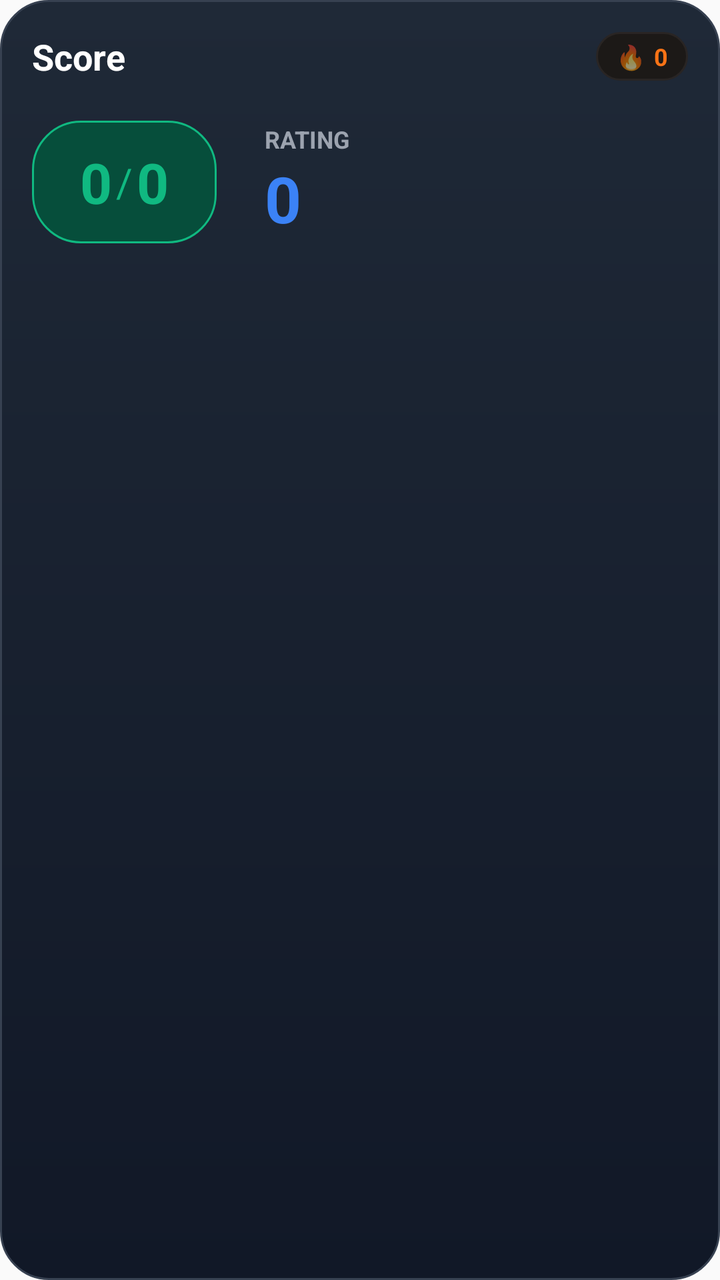
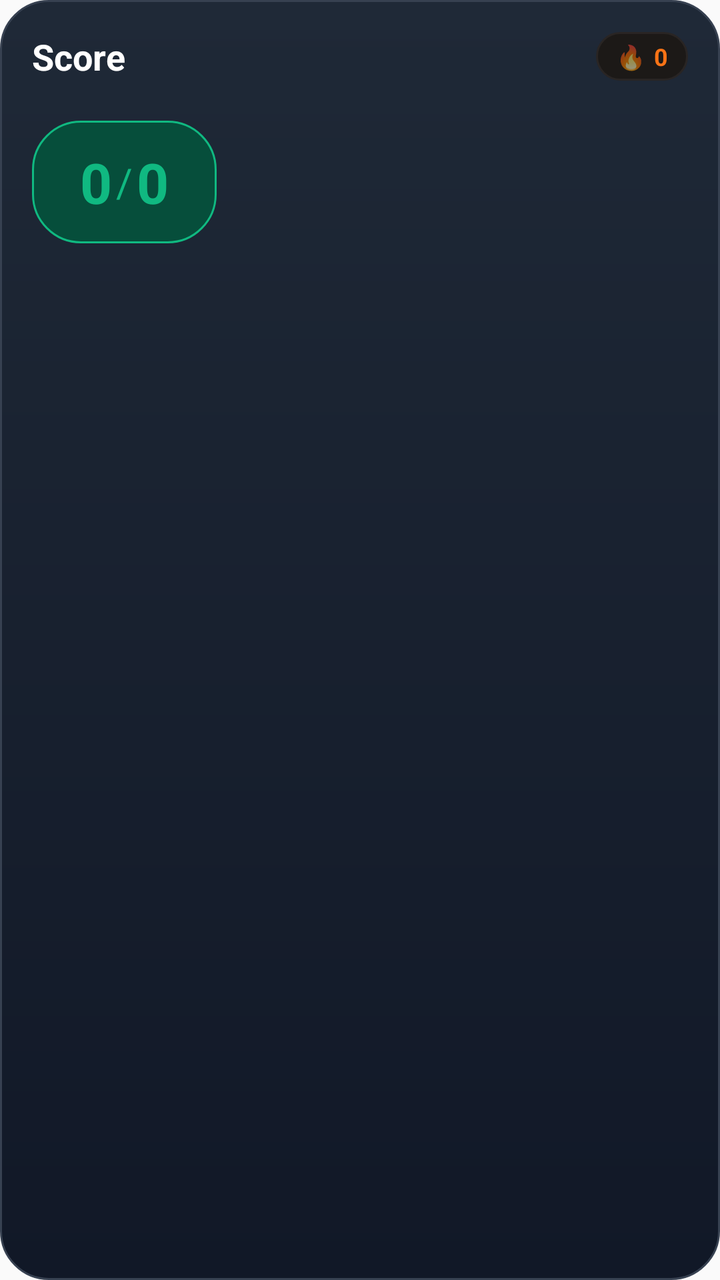

Screens rendered from an Android XML layout before and after an edit, with the pre-edit source and the edit as a unified diff.
<!-- AndroidManifest.xml: application theme AppTheme -->
<!-- res/layout/widget_score.xml -->
<?xml version="1.0" encoding="utf-8"?>
<LinearLayout xmlns:android="http://schemas.android.com/apk/res/android"
    android:id="@+id/score_widget_root"
    android:layout_width="match_parent"
    android:layout_height="match_parent"
    android:orientation="vertical"
    android:background="@drawable/widget_background"
    android:padding="16dp">

    
    <LinearLayout
        android:layout_width="match_parent"
        android:layout_height="wrap_content"
        android:orientation="horizontal"
        android:gravity="center_vertical"
        android:layout_marginBottom="20dp">

        <TextView
            android:id="@+id/score_widget_title"
            android:layout_width="0dp"
            android:layout_height="wrap_content"
            android:layout_weight="1"
            android:text="Score"
            android:textColor="#FFFFFF"
            android:textSize="18sp"
            android:textStyle="bold" />

        <LinearLayout
            android:id="@+id/streak_badge"
            android:layout_width="wrap_content"
            android:layout_height="wrap_content"
            android:orientation="horizontal"
            android:background="@drawable/streak_badge_bg"
            android:paddingStart="10dp"
            android:paddingEnd="10dp"
            android:paddingTop="4dp"
            android:paddingBottom="4dp"
            android:gravity="center_vertical">
            <TextView
                android:layout_width="wrap_content"
                android:layout_height="wrap_content"
                android:text="🔥"
                android:textSize="12sp" />
            <TextView
                android:id="@+id/streak_text"
                android:layout_width="wrap_content"
                android:layout_height="wrap_content"
                android:text="0"
                android:textColor="#F97316"
                android:textSize="12sp"
                android:textStyle="bold"
                android:layout_marginStart="4dp" />
        </LinearLayout>
    </LinearLayout>

    
    <LinearLayout
        android:layout_width="match_parent"
        android:layout_height="wrap_content"
        android:orientation="horizontal"
        android:gravity="center_vertical">

        
        <LinearLayout
            android:layout_width="wrap_content"
            android:layout_height="wrap_content"
            android:background="@drawable/pill_background"
            android:paddingStart="24dp"
            android:paddingEnd="24dp"
            android:paddingTop="12dp"
            android:paddingBottom="12dp"
            android:gravity="center"
            android:orientation="horizontal">
            <TextView
                android:id="@+id/completed_count"
                android:layout_width="wrap_content"
                android:layout_height="wrap_content"
                android:text="0"
                android:textColor="#10B981"
                android:textSize="28sp"
                android:textStyle="bold" />
            <TextView
                android:layout_width="wrap_content"
                android:layout_height="wrap_content"
                android:text="/"
                android:textColor="#10B981"
                android:textSize="20sp"
                android:layout_marginStart="2dp"
                android:layout_marginEnd="2dp" />
            <TextView
                android:id="@+id/total_count"
                android:layout_width="wrap_content"
                android:layout_height="wrap_content"
                android:text="0"
                android:textColor="#10B981"
                android:textSize="28sp"
                android:textStyle="bold" />
        </LinearLayout>

        
        <LinearLayout
            android:layout_width="wrap_content"
            android:layout_height="wrap_content"
            android:orientation="vertical"
            android:layout_marginStart="24dp">
            <TextView
                android:layout_width="wrap_content"
                android:layout_height="wrap_content"
                android:text="RATING"
                android:textColor="#9CA3AF"
                android:textSize="12sp"
                android:textStyle="bold" />
            <TextView
                android:id="@+id/rating_text"
                android:layout_width="wrap_content"
                android:layout_height="wrap_content"
                android:text="0"
                android:textColor="#3B82F6"
                android:textSize="32sp"
                android:textStyle="bold" />
        </LinearLayout>
    </LinearLayout>

    
    <TextView
        android:id="@+id/bonus_text"
        android:layout_width="wrap_content"
        android:layout_height="wrap_content"
        android:text=""
        android:textColor="#10B981"
        android:textSize="11sp"
        android:textStyle="bold"
        android:layout_marginTop="8dp"
        android:visibility="gone" />

    
    <TextView
        android:id="@+id/last_updated"
        android:layout_width="match_parent"
        android:layout_height="wrap_content"
        android:text=""
        android:textColor="#4B5563"
        android:textSize="10sp"
        android:gravity="end"
        android:layout_marginTop="12dp" />

</LinearLayout>
<!-- resources referenced by this layout -->
<resources>
  <!-- drawable pill_background (drawable) -->
  <?xml version="1.0" encoding="utf-8"?>
  <shape xmlns:android="http://schemas.android.com/apk/res/android" android:shape="rectangle">
      <solid android:color="#064E3B" />
      <corners android:radius="24dp" />
      <stroke android:width="1dp" android:color="#10B981" />
  </shape>
  <!-- drawable streak_badge_bg (drawable) -->
  <?xml version="1.0" encoding="utf-8"?>
  <shape xmlns:android="http://schemas.android.com/apk/res/android" android:shape="rectangle">
      <solid android:color="#1C1917" />
      <corners android:radius="12dp" />
      <stroke android:width="1dp" android:color="#292524" />
  </shape>
  <!-- drawable widget_background (drawable) -->
  <?xml version="1.0" encoding="utf-8"?>
  <shape xmlns:android="http://schemas.android.com/apk/res/android" android:shape="rectangle">
      <gradient
          android:startColor="#1F2937"
          android:endColor="#111827"
          android:angle="270" />
      <corners android:radius="24dp" />
      <stroke android:width="1dp" android:color="#374151" />
  </shape>
  <style name="AppTheme" parent="Theme.AppCompat.DayNight.NoActionBar">
      <item name="android:editTextBackground">@drawable/rn_edit_text_material</item>
      <item name="colorPrimary">@color/colorPrimary</item>
      <item name="android:statusBarColor">@android:color/transparent</item>
      <item name="android:navigationBarColor">@android:color/transparent</item>
    </style>
  <!-- drawable rn_edit_text_material (drawable) -->
  <?xml version="1.0" encoding="utf-8"?>
  <inset xmlns:android="http://schemas.android.com/apk/res/android"
         android:insetLeft="@dimen/abc_edit_text_inset_horizontal_material"
         android:insetRight="@dimen/abc_edit_text_inset_horizontal_material"
         android:insetTop="@dimen/abc_edit_text_inset_top_material"
         android:insetBottom="@dimen/abc_edit_text_inset_bottom_material"
         >
  
      <selector>
          
          <item android:state_enabled="false" android:drawable="@drawable/abc_textfield_default_mtrl_alpha"/>
          <item android:drawable="@drawable/abc_textfield_activated_mtrl_alpha"/>
      </selector>
  
  </inset>
  <color name="colorPrimary">#023c69</color>
</resources>

<!-- the commit's change to res/layout/widget_score.xml (unified diff, before → after) -->
@@ -96,29 +96,6 @@
                 android:textSize="28sp"
                 android:textStyle="bold" />
         </LinearLayout>
-
-        
-        <LinearLayout
-            android:layout_width="wrap_content"
-            android:layout_height="wrap_content"
-            android:orientation="vertical"
-            android:layout_marginStart="24dp">
-            <TextView
-                android:layout_width="wrap_content"
-                android:layout_height="wrap_content"
-                android:text="RATING"
-                android:textColor="#9CA3AF"
-                android:textSize="12sp"
-                android:textStyle="bold" />
-            <TextView
-                android:id="@+id/rating_text"
-                android:layout_width="wrap_content"
-                android:layout_height="wrap_content"
-                android:text="0"
-                android:textColor="#3B82F6"
-                android:textSize="32sp"
-                android:textStyle="bold" />
-        </LinearLayout>
     </LinearLayout>
 
     
